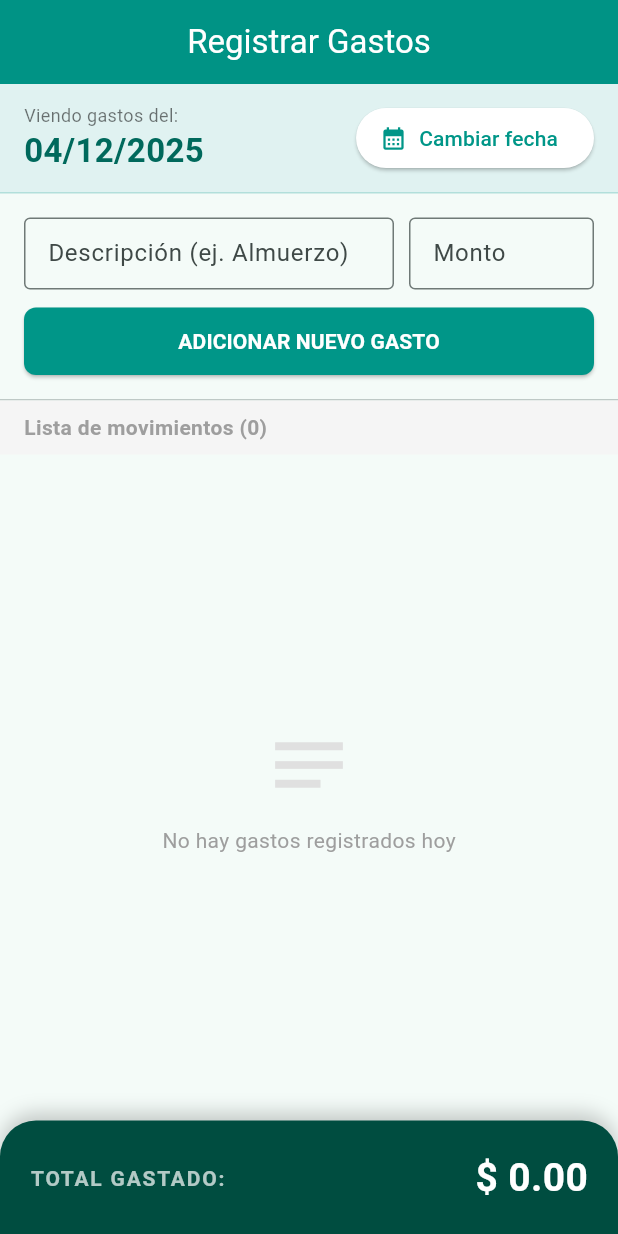
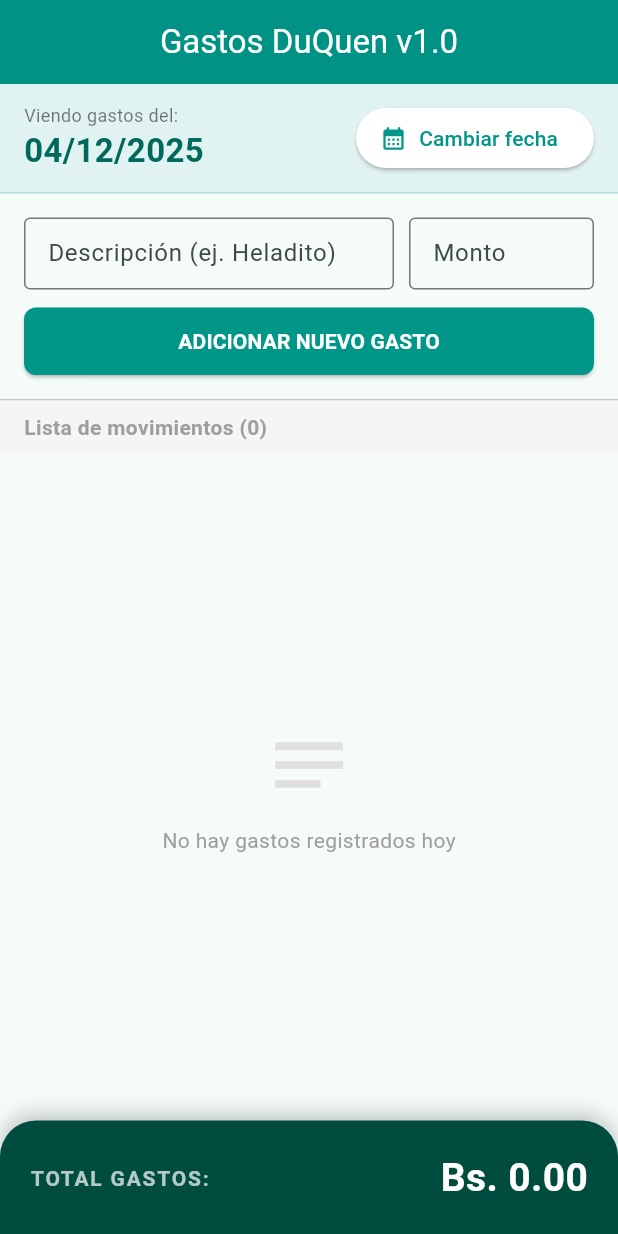
Before and after one commit to Samydex156/flutter_gastos_diarios_v1, a Flutter app: the screen it shows after launch, on a phone screen of 412 x 824 dp. Run offline on Flutter 3.47's test engine with Material 3 defaults, Android fonts, the phone set to English and light mode, and no system bars; our stand-ins replace supabase_flutter; accounts and stored records are empty.

Commit message:
03 Modificaciones del prefico Moneda y detalles menores

```diff
--- a/lib/main.dart
+++ b/lib/main.dart
@@ -23,7 +23,7 @@ class MyApp extends StatelessWidget {
   @override
   Widget build(BuildContext context) {
     return MaterialApp(
-      title: 'Registro de Gastos',
+      title: 'Gastos DuQuen v1.0',
       theme: ThemeData(
         // Tema principal en color verde azulado (Teal)
         colorScheme: ColorScheme.fromSeed(seedColor: Colors.teal),
@@ -50,7 +50,7 @@ class _SplashScreenState extends State<SplashScreen> {
   void initState() {
     super.initState();
     // Temporizador de 2 segundos antes de ir a la pantalla principal
-    Timer(const Duration(seconds: 2), () {
+    Timer(const Duration(seconds: 3), () {
       if (mounted) {
         Navigator.of(context).pushReplacement(
           MaterialPageRoute(builder: (context) => const ExpenseHomePage()),
@@ -70,7 +70,7 @@ class _SplashScreenState extends State<SplashScreen> {
             Icon(Icons.account_balance_wallet, size: 80, color: Colors.white),
             SizedBox(height: 20),
             Text(
-              "Mis Gastos",
+              "Gastos DuQuen v1.0",
               style: TextStyle(
                 fontSize: 24,
                 fontWeight: FontWeight.bold,
@@ -217,7 +217,7 @@ class _ExpenseHomePageState extends State<ExpenseHomePage> {
 
     return Scaffold(
       appBar: AppBar(
-        title: const Text("Registrar Gastos"),
+        title: const Text("Gastos DuQuen v1.0"),
         centerTitle: true,
         backgroundColor: Colors.teal,
         foregroundColor: Colors.white,
@@ -283,7 +283,7 @@ class _ExpenseHomePageState extends State<ExpenseHomePage> {
                         controller: _descriptionController,
                         textCapitalization: TextCapitalization.sentences,
                         decoration: const InputDecoration(
-                          labelText: 'Descripción (ej. Almuerzo)',
+                          labelText: 'Descripción (ej. Heladito)',
                           border: OutlineInputBorder(),
                           isDense: true,
                         ),
@@ -300,7 +300,7 @@ class _ExpenseHomePageState extends State<ExpenseHomePage> {
                         decoration: const InputDecoration(
                           labelText: 'Monto',
                           border: OutlineInputBorder(),
-                          prefixText: '\$ ',
+                          prefixText: 'Bs. ',
                           isDense: true,
                         ),
                       ),
@@ -439,7 +439,7 @@ class _ExpenseHomePageState extends State<ExpenseHomePage> {
                                     ),
                                   ),
                                   trailing: Text(
-                                    "\$ ${(item['amount'] as num).toStringAsFixed(2)}",
+                                    "Bs. ${(item['amount'] as num).toStringAsFixed(2)}",
                                     style: const TextStyle(
                                       fontWeight: FontWeight.bold,
                                       fontSize: 15,
@@ -478,7 +478,7 @@ class _ExpenseHomePageState extends State<ExpenseHomePage> {
                           mainAxisAlignment: MainAxisAlignment.spaceBetween,
                           children: [
                             const Text(
-                              "TOTAL GASTADO:",
+                              "TOTAL GASTOS:",
                               style: TextStyle(
                                 color: Colors.white70,
                                 fontSize: 14,
@@ -487,7 +487,7 @@ class _ExpenseHomePageState extends State<ExpenseHomePage> {
                               ),
                             ),
                             Text(
-                              "\$ ${totalAmount.toStringAsFixed(2)}",
+                              "Bs. ${totalAmount.toStringAsFixed(2)}",
                               style: const TextStyle(
                                 color: Colors.white,
                                 fontSize: 26,
```
